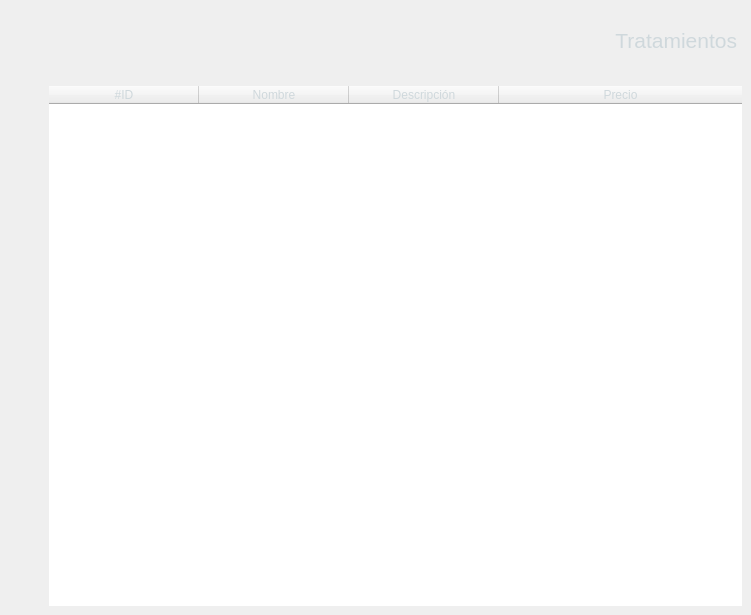
Old version of the form ui/tratamiento_frame.ui in the repository hm2206/strong_teeth.
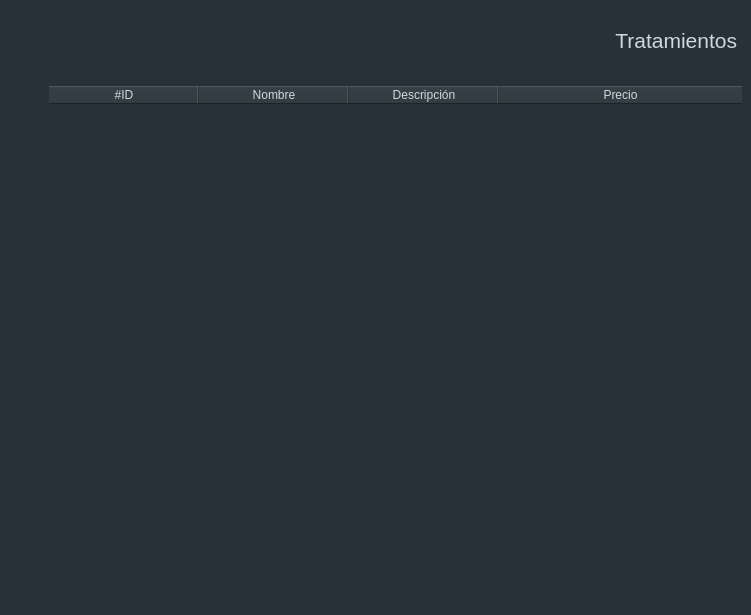
New version of the form. Icons and pictures are not drawn.

```diff
--- a/ui/tratamiento_frame.ui
+++ b/ui/tratamiento_frame.ui
@@ -13,6 +13,9 @@
   <property name="windowTitle">
    <string>Frame</string>
   </property>
+  <property name="styleSheet">
+   <string notr="true">background-color: #263238;</string>
+  </property>
   <property name="lineWidth">
    <number>0</number>
   </property>
@@ -56,9 +59,9 @@
       <property name="geometry">
        <rect>
         <x>486</x>
-        <y>30</y>
+        <y>20</y>
         <width>211</width>
-        <height>20</height>
+        <height>41</height>
        </rect>
       </property>
       <property name="sizePolicy">
```
